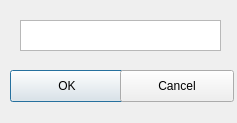
The window that OmegaSquaddApplication/configurecet.ui (paulina7m/COMP3004OmegaSquad) describes before a commit, drawn with Qt 5.
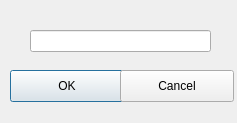
The same window after the commit.

Diff of the .ui file:
```diff
--- a/OmegaSquaddApplication/configurecet.ui
+++ b/OmegaSquaddApplication/configurecet.ui
@@ -13,16 +13,6 @@
   <property name="windowTitle">
    <string>Dialog</string>
   </property>
-  <widget class="QPlainTextEdit" name="plainTextEdit">
-   <property name="geometry">
-    <rect>
-     <x>20</x>
-     <y>20</y>
-     <width>201</width>
-     <height>31</height>
-    </rect>
-   </property>
-  </widget>
   <widget class="QPushButton" name="pushButton">
    <property name="geometry">
     <rect>
@@ -49,6 +39,16 @@
     <string>Cancel</string>
    </property>
   </widget>
+  <widget class="QLineEdit" name="lineEdit">
+   <property name="geometry">
+    <rect>
+     <x>30</x>
+     <y>30</y>
+     <width>181</width>
+     <height>22</height>
+    </rect>
+   </property>
+  </widget>
  </widget>
  <resources/>
  <connections>
```
Left out of the diff: 2 changed lines with no effect on the pictures.
